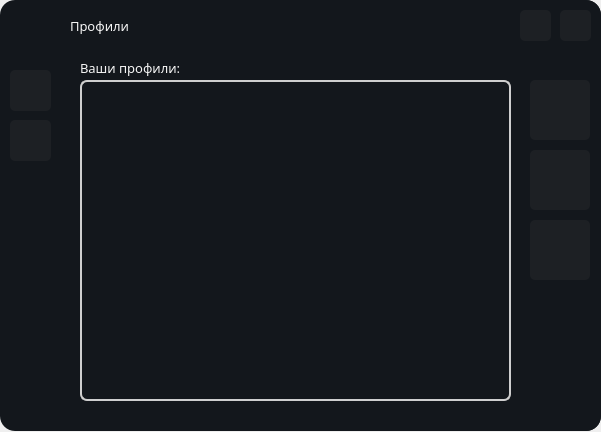
First picture: the form in src/ui/mainWindow.ui, repository denipolis/arci-binder, before the edit.
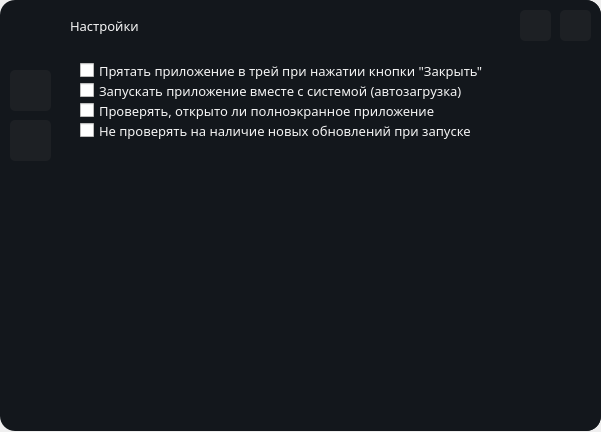
Second picture: the form after the edit. Icons and pictures are not drawn.

The edit to the form file:
```diff
--- a/src/ui/mainWindow.ui
+++ b/src/ui/mainWindow.ui
@@ -172,11 +172,34 @@
       <string/>
      </property>
     </widget>
+    <widget class="QCheckBox" name="updateCheckbox">
+     <property name="geometry">
+      <rect>
+       <x>20</x>
+       <y>120</y>
+       <width>511</width>
+       <height>21</height>
+      </rect>
+     </property>
+     <property name="font">
+      <font>
+       <family>Rubik SemiBold</family>
+       <pointsize>-1</pointsize>
+      </font>
+     </property>
+     <property name="toolTip">
+      <string>Нужно, если вы хотите что бы биндер работал только в игре. Не работает, если игра запущена в окне.</string>
+     </property>
+     <property name="text">
+      <string>Не проверять на наличие новых обновлений при запуске</string>
+     </property>
+    </widget>
     <zorder>settingsWidgetBackground</zorder>
     <zorder>settingsTitle</zorder>
     <zorder>trayCheckbox</zorder>
     <zorder>autorunCheckbox</zorder>
     <zorder>nameCheckbox</zorder>
+    <zorder>updateCheckbox</zorder>
    </widget>
    <widget class="QWidget" name="profilesWidget" native="true">
     <property name="enabled">
@@ -587,6 +610,11 @@
       <normaloff>:/icons/images/x.svg</normaloff>:/icons/images/x.svg</iconset>
     </property>
    </widget>
+   <zorder>profilesWidget</zorder>
+   <zorder>settingsWidget</zorder>
+   <zorder>minimizeButton</zorder>
+   <zorder>navigationWidget</zorder>
+   <zorder>closeButton</zorder>
   </widget>
  </widget>
  <resources>
```
